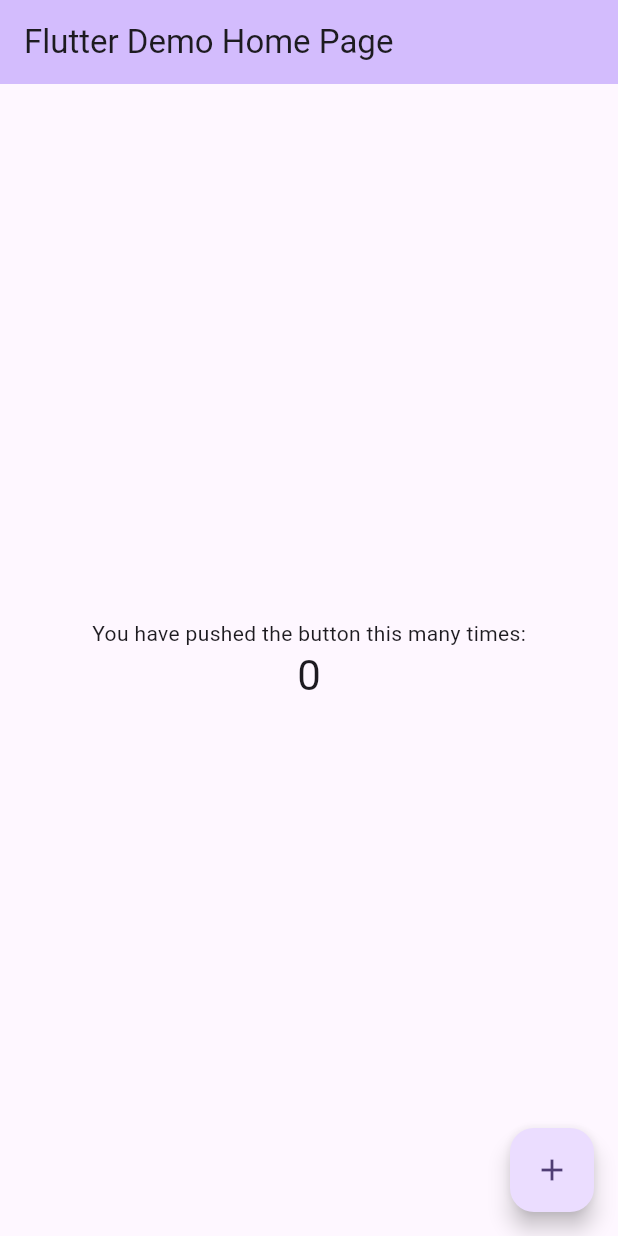
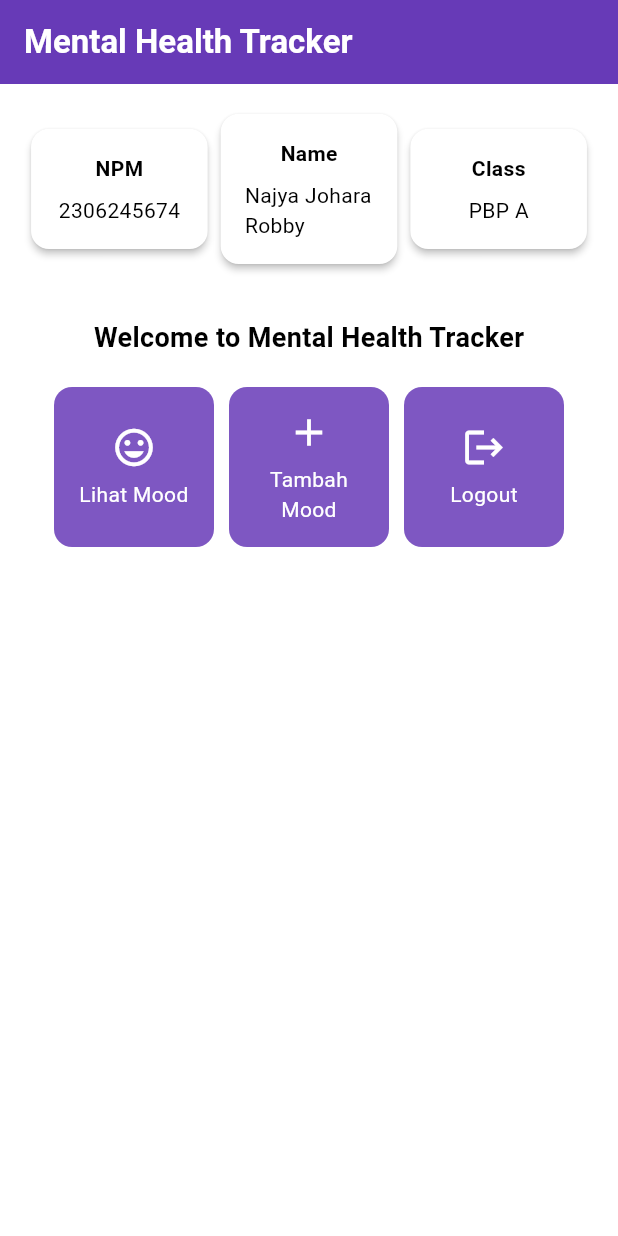
Before and after one commit to nayjohara/mental-health-tracker-mobile, a Flutter app: the screen it shows after launch, on a phone screen of 412 x 824 dp. Run offline on Flutter 3.47's test engine with Material 3 defaults, Android fonts, the phone set to English and light mode, and no system bars.

Commit message:
selesai mengerjakan tutorial

```diff
--- a/mental_health_tracker/lib/main.dart
+++ b/mental_health_tracker/lib/main.dart
@@ -1,4 +1,5 @@
 import 'package:flutter/material.dart';
+import 'package:mental_health_tracker/menu.dart';
 
 void main() {
   runApp(const MyApp());
@@ -13,113 +14,11 @@ class MyApp extends StatelessWidget {
     return MaterialApp(
       title: 'Flutter Demo',
       theme: ThemeData(
-        // This is the theme of your application.
-        //
-        // TRY THIS: Try running your application with "flutter run". You'll see
-        // the application has a purple toolbar. Then, without quitting the app,
-        // try changing the seedColor in the colorScheme below to Colors.green
-        // and then invoke "hot reload" (save your changes or press the "hot
-        // reload" button in a Flutter-supported IDE, or press "r" if you used
-        // the command line to start the app).
-        //
-        // Notice that the counter didn't reset back to zero; the application
-        // state is not lost during the reload. To reset the state, use hot
-        // restart instead.
-        //
-        // This works for code too, not just values: Most code changes can be
-        // tested with just a hot reload.
-        colorScheme: ColorScheme.fromSeed(seedColor: Colors.deepPurple),
-        useMaterial3: true,
+        colorScheme: ColorScheme.fromSwatch(
+        primarySwatch: Colors.deepPurple,
+        ).copyWith(secondary: Colors.deepPurple[400]),
       ),
-      home: const MyHomePage(title: 'Flutter Demo Home Page'),
+      home: MyHomePage(),
     );
   }
 }
-
-class MyHomePage extends StatefulWidget {
-  const MyHomePage({super.key, required this.title});
-
-  // This widget is the home page of your application. It is stateful, meaning
-  // that it has a State object (defined below) that contains fields that affect
-  // how it looks.
-
-  // This class is the configuration for the state. It holds the values (in this
-  // case the title) provided by the parent (in this case the App widget) and
-  // used by the build method of the State. Fields in a Widget subclass are
-  // always marked "final".
-
-  final String title;
-
-  @override
-  State<MyHomePage> createState() => _MyHomePageState();
-}
-
-class _MyHomePageState extends State<MyHomePage> {
-  int _counter = 0;
-
-  void _incrementCounter() {
-    setState(() {
-      // This call to setState tells the Flutter framework that something has
-      // changed in this State, which causes it to rerun the build method below
-      // so that the display can reflect the updated values. If we changed
-      // _counter without calling setState(), then the build method would not be
-      // called again, and so nothing would appear to happen.
-      _counter++;
-    });
-  }
-
-  @override
-  Widget build(BuildContext context) {
-    // This method is rerun every time setState is called, for instance as done
-    // by the _incrementCounter method above.
-    //
-    // The Flutter framework has been optimized to make rerunning build methods
-    // fast, so that you can just rebuild anything that needs updating rather
-    // than having to individually change instances of widgets.
-    return Scaffold(
-      appBar: AppBar(
-        // TRY THIS: Try changing the color here to a specific color (to
-        // Colors.amber, perhaps?) and trigger a hot reload to see the AppBar
-        // change color while the other colors stay the same.
-        backgroundColor: Theme.of(context).colorScheme.inversePrimary,
-        // Here we take the value from the MyHomePage object that was created by
-        // the App.build method, and use it to set our appbar title.
-        title: Text(widget.title),
-      ),
-      body: Center(
-        // Center is a layout widget. It takes a single child and positions it
-        // in the middle of the parent.
-        child: Column(
-          // Column is also a layout widget. It takes a list of children and
-          // arranges them vertically. By default, it sizes itself to fit its
-          // children horizontally, and tries to be as tall as its parent.
-          //
-          // Column has various properties to control how it sizes itself and
-          // how it positions its children. Here we use mainAxisAlignment to
-          // center the children vertically; the main axis here is the vertical
-          // axis because Columns are vertical (the cross axis would be
-          // horizontal).
-          //
-          // TRY THIS: Invoke "debug painting" (choose the "Toggle Debug Paint"
-          // action in the IDE, or press "p" in the console), to see the
-          // wireframe for each widget.
-          mainAxisAlignment: MainAxisAlignment.center,
-          children: <Widget>[
-            const Text(
-              'You have pushed the button this many times:',
-            ),
-            Text(
-              '$_counter',
-              style: Theme.of(context).textTheme.headlineMedium,
-            ),
-          ],
-        ),
-      ),
-      floatingActionButton: FloatingActionButton(
-        onPressed: _incrementCounter,
-        tooltip: 'Increment',
-        child: const Icon(Icons.add),
-      ), // This trailing comma makes auto-formatting nicer for build methods.
-    );
-  }
-}
--- /dev/null
+++ b/mental_health_tracker/lib/menu.dart
@@ -0,0 +1,185 @@
+import 'package:flutter/material.dart';
+class MyHomePage extends StatelessWidget {
+  MyHomePage({super.key});
+
+  final List<ItemHomepage> items = [
+    ItemHomepage("Lihat Mood", Icons.mood),
+    ItemHomepage("Tambah Mood", Icons.add),
+    ItemHomepage("Logout", Icons.logout),
+  ];
+
+  @override
+  Widget build(BuildContext context) {
+    final String npm = '2306245674';
+    final String name = 'Najya Johara Robby';
+    final String className = 'PBP A';
+    return Scaffold(
+      // AppBar adalah bagian atas halaman yang menampilkan judul.
+      appBar: AppBar(
+        // Judul aplikasi "Mental Health Tracker" dengan teks putih dan tebal.
+        title: const Text(
+          'Mental Health Tracker',
+          style: TextStyle(
+            color: Colors.white,
+            fontWeight: FontWeight.bold,
+          ),
+        ),
+        // Warna latar belakang AppBar diambil dari skema warna tema aplikasi.
+        backgroundColor: Theme.of(context).colorScheme.primary,
+      ),
+      // Body halaman dengan padding di sekelilingnya.
+      body: Padding(
+        padding: const EdgeInsets.all(16.0),
+        // Menyusun widget secara vertikal dalam sebuah kolom.
+        child: Column(
+          crossAxisAlignment: CrossAxisAlignment.center,
+          children: [
+            // Row untuk menampilkan 3 InfoCard secara horizontal.
+            Row(
+              mainAxisAlignment: MainAxisAlignment.spaceEvenly,
+              children: [
+                InfoCard(title: 'NPM', content: npm),
+                InfoCard(title: 'Name', content: name),
+                InfoCard(title: 'Class', content: className),
+              ],
+            ),
+
+            // Memberikan jarak vertikal 16 unit.
+            const SizedBox(height: 16.0),
+
+            // Menempatkan widget berikutnya di tengah halaman.
+            Center(
+              child: Column(
+                // Menyusun teks dan grid item secara vertikal.
+
+                children: [
+                  // Menampilkan teks sambutan dengan gaya tebal dan ukuran 18.
+                  const Padding(
+                    padding: EdgeInsets.only(top: 16.0),
+                    child: Text(
+                      'Welcome to Mental Health Tracker',
+                      style: TextStyle(
+                        fontWeight: FontWeight.bold,
+                        fontSize: 18.0,
+                      ),
+                    ),
+                  ),
+
+                  // Grid untuk menampilkan ItemCard dalam bentuk grid 3 kolom.
+                  GridView.count(
+                    primary: true,
+                    padding: const EdgeInsets.all(20),
+                    crossAxisSpacing: 10,
+                    mainAxisSpacing: 10,
+                    crossAxisCount: 3,
+                    // Agar grid menyesuaikan tinggi kontennya.
+                    shrinkWrap: true,
+
+                    // Menampilkan ItemCard untuk setiap item dalam list items.
+                    children: items.map((ItemHomepage item) {
+                      return ItemCard(item);
+                    }).toList(),
+                  ),
+                ],
+              ),
+            ),
+          ],
+        ),
+      ),
+    );
+  }
+}
+
+class InfoCard extends StatelessWidget {
+  // Kartu informasi yang menampilkan title dan content.
+
+  final String title;  // Judul kartu.
+  final String content;  // Isi kartu.
+
+  const InfoCard({super.key, required this.title, required this.content});
+
+  @override
+  Widget build(BuildContext context) {
+    return Card(
+      // Membuat kotak kartu dengan bayangan dibawahnya.
+      elevation: 2.0,
+      child: Container(
+        // Mengatur ukuran dan jarak di dalam kartu.
+        width: MediaQuery.of(context).size.width / 3.5, // menyesuaikan dengan lebar device yang digunakan.
+        padding: const EdgeInsets.all(16.0),
+        // Menyusun title dan content secara vertikal.
+        child: Column(
+          children: [
+            Text(
+              title,
+              style: const TextStyle(fontWeight: FontWeight.bold),
+            ),
+            const SizedBox(height: 8.0),
+            Text(content),
+          ],
+        ),
+      ),
+    );
+  }
+}
+
+class ItemHomepage {
+     final String name;
+     final IconData icon;
+
+     ItemHomepage(this.name, this.icon);
+ }
+
+class ItemCard extends StatelessWidget {
+  // Menampilkan kartu dengan ikon dan nama.
+
+  final ItemHomepage item;
+
+  const ItemCard(this.item, {super.key});
+
+  @override
+  Widget build(BuildContext context) {
+    return Material(
+      // Menentukan warna latar belakang dari tema aplikasi.
+      color: Theme.of(context).colorScheme.secondary,
+      // Membuat sudut kartu melengkung.
+      borderRadius: BorderRadius.circular(12),
+
+      child: InkWell(
+        // Aksi ketika kartu ditekan.
+        onTap: () {
+          // Menampilkan pesan SnackBar saat kartu ditekan.
+          ScaffoldMessenger.of(context)
+            ..hideCurrentSnackBar()
+            ..showSnackBar(
+              SnackBar(content: Text("Kamu telah menekan tombol ${item.name}!"))
+            );
+        },
+        // Container untuk menyimpan Icon dan Text
+        child: Container(
+          padding: const EdgeInsets.all(8),
+          child: Center(
+            child: Column(
+              // Menyusun ikon dan teks di tengah kartu.
+              mainAxisAlignment: MainAxisAlignment.center,
+              children: [
+                Icon(
+                  item.icon,
+                  color: Colors.white,
+                  size: 30.0,
+                ),
+                const Padding(padding: EdgeInsets.all(3)),
+                Text(
+                  item.name,
+                  textAlign: TextAlign.center,
+                  style: const TextStyle(color: Colors.white),
+                ),
+              ],
+            ),
+          ),
+        ),
+      ),
+    );
+  }
+
+}
```
